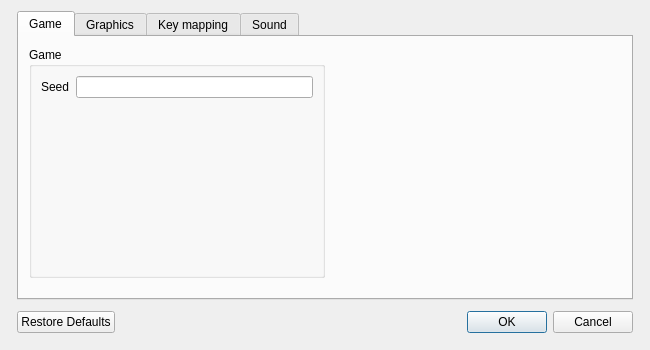
First picture: the form in src/gui/ui/OptionsDialog.ui, repository Glyca/RunicOrbs, before the edit.
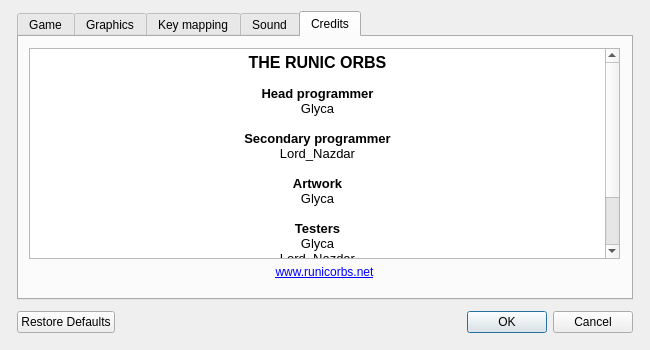
Second picture: the form after the edit. The open tabs and pages were chosen to show the change.

Commit message: Added credits tab in option dialog and updated translations. Removed remaining Craftux in options dialog title.

```diff
--- a/src/gui/ui/OptionsDialog.ui
+++ b/src/gui/ui/OptionsDialog.ui
@@ -479,6 +479,50 @@
        </item>
       </layout>
      </widget>
+     <widget class="QWidget" name="creditsTab">
+      <attribute name="title">
+       <string>Credits</string>
+      </attribute>
+      <widget class="QWidget" name="verticalLayoutWidget">
+       <property name="geometry">
+        <rect>
+         <x>10</x>
+         <y>11</y>
+         <width>591</width>
+         <height>231</height>
+        </rect>
+       </property>
+       <layout class="QVBoxLayout" name="creditsVerticalLayout">
+        <item>
+         <widget class="QTextBrowser" name="creditsTextBrowser">
+          <property name="html">
+           <string notr="true">&lt;!DOCTYPE HTML PUBLIC &quot;-//W3C//DTD HTML 4.0//EN&quot; &quot;http://www.w3.org/TR/REC-html40/strict.dtd&quot;&gt;
+&lt;html&gt;&lt;head&gt;&lt;meta name=&quot;qrichtext&quot; content=&quot;1&quot; /&gt;&lt;style type=&quot;text/css&quot;&gt;
+p, li { white-space: pre-wrap; }
+&lt;/style&gt;&lt;/head&gt;&lt;body style=&quot; font-family:'Ubuntu'; font-size:10pt; font-weight:400; font-style:normal;&quot;&gt;
+&lt;p align=&quot;center&quot; style=&quot; margin-top:12px; margin-bottom:12px; margin-left:0px; margin-right:0px; -qt-block-indent:0; text-indent:0px;&quot;&gt;&lt;span style=&quot; font-size:12pt; font-weight:600;&quot;&gt;THE RUNIC ORBS&lt;/span&gt;&lt;br /&gt;&lt;br /&gt;&lt;span style=&quot; font-weight:600;&quot;&gt;Head programmer&lt;/span&gt;&lt;br /&gt;Glyca&lt;br /&gt;&lt;br /&gt;&lt;span style=&quot; font-weight:600;&quot;&gt;Secondary programmer&lt;/span&gt;&lt;br /&gt;Lord_Nazdar&lt;br /&gt;&lt;br /&gt;&lt;span style=&quot; font-weight:600;&quot;&gt;Artwork&lt;/span&gt;&lt;br /&gt;Glyca&lt;br /&gt;&lt;br /&gt;&lt;span style=&quot; font-weight:600;&quot;&gt;Testers&lt;/span&gt;&lt;br /&gt;Glyca&lt;br /&gt;Lord_Nazdar&lt;br /&gt;&lt;br /&gt;&lt;span style=&quot; font-weight:600;&quot;&gt;Help and special thanks&lt;/span&gt;&lt;br /&gt;&lt;br /&gt;no copyright for now.&lt;/p&gt;&lt;/body&gt;&lt;/html&gt;</string>
+          </property>
+          <property name="openLinks">
+           <bool>false</bool>
+          </property>
+         </widget>
+        </item>
+        <item>
+         <widget class="QLabel" name="websiteLabel">
+          <property name="text">
+           <string notr="true">&lt;html&gt;&lt;head/&gt;&lt;body&gt;&lt;p&gt;&lt;a href=&quot;http://www.runicorbs.net&quot;&gt;&lt;span style=&quot; text-decoration: underline; color:#0000ff;&quot;&gt;www.runicorbs.net&lt;/span&gt;&lt;/a&gt;&lt;/p&gt;&lt;/body&gt;&lt;/html&gt;</string>
+          </property>
+          <property name="alignment">
+           <set>Qt::AlignCenter</set>
+          </property>
+          <property name="openExternalLinks">
+           <bool>true</bool>
+          </property>
+         </widget>
+        </item>
+       </layout>
+      </widget>
+     </widget>
     </widget>
    </item>
    <item>
```
Left out of the diff: 5 changed lines with no effect on the pictures. The commit also changes 2 other files.
